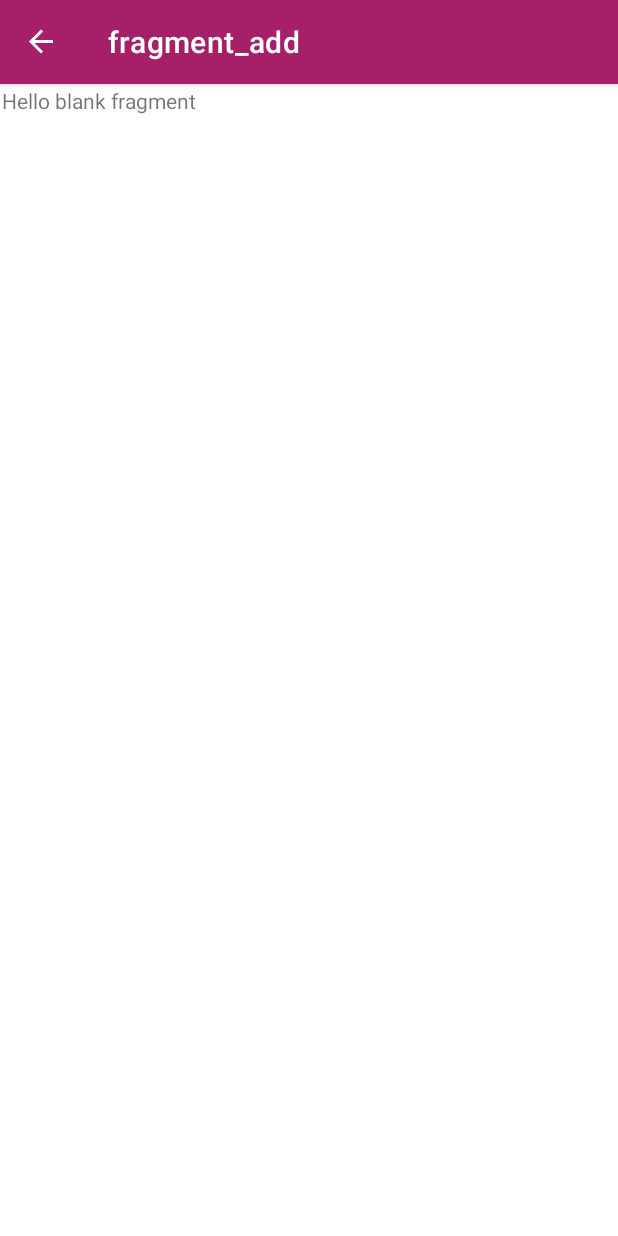
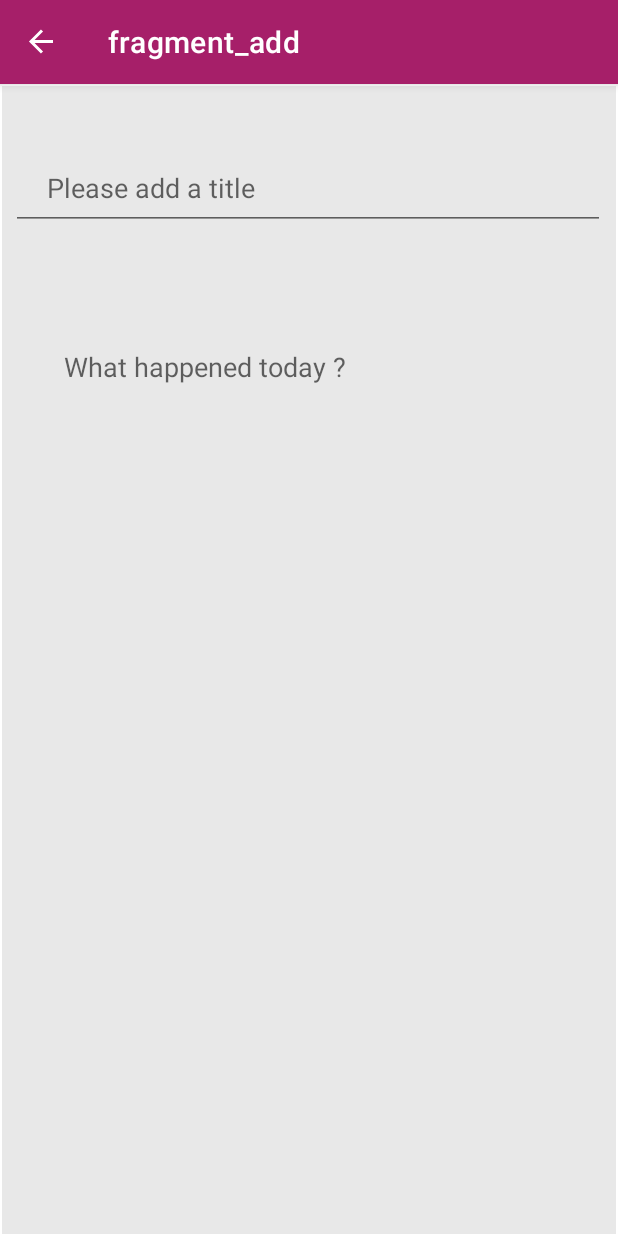
Before and after one commit to ozancanguz/DiaryApp, an Android app: the AddFragment screen opened through its navigation route, on a phone screen of 412 x 824 dp. Run offline under Robolectric (Android 15) with nearby library versions, the phone set to English and light mode, and no system bars; our stand-ins replace navigation-ui.

Commit message:
-add fragment designed

```diff
--- a/app/src/main/java/com/ozancanguz/diaryapp/ui/fragments/add/AddFragment.kt
+++ b/app/src/main/java/com/ozancanguz/diaryapp/ui/fragments/add/AddFragment.kt
@@ -5,8 +5,10 @@ import androidx.fragment.app.Fragment
 import android.view.LayoutInflater
 import android.view.View
 import android.view.ViewGroup
+import androidx.navigation.fragment.findNavController
 import com.ozancanguz.diaryapp.R
 import com.ozancanguz.diaryapp.databinding.FragmentAddBinding
+import kotlinx.android.synthetic.main.fragment_list.*
 
 
 class AddFragment : Fragment() {
@@ -23,6 +25,7 @@ class AddFragment : Fragment() {
         val view = binding.root
 
 
+
         return view
     }
 
--- a/app/src/main/java/com/ozancanguz/diaryapp/ui/fragments/list/ListFragment.kt
+++ b/app/src/main/java/com/ozancanguz/diaryapp/ui/fragments/list/ListFragment.kt
@@ -8,6 +8,7 @@ import android.view.ViewGroup
 import androidx.navigation.fragment.findNavController
 import com.ozancanguz.diaryapp.R
 import com.ozancanguz.diaryapp.databinding.FragmentListBinding
+import kotlinx.android.synthetic.main.fragment_list.*
 
 
 class ListFragment : Fragment() {
@@ -23,7 +24,9 @@ class ListFragment : Fragment() {
          _binding = FragmentListBinding.inflate(inflater, container, false)
         val view = binding.root
 
-
+      binding.floatingActionButton.setOnClickListener {
+          findNavController().navigate(R.id.action_listFragment_to_addFragment)
+      }
         return view
     }
 
--- a/app/src/main/res/layout/fragment_add.xml
+++ b/app/src/main/res/layout/fragment_add.xml
@@ -1,14 +1,44 @@
 <?xml version="1.0" encoding="utf-8"?>
-<FrameLayout xmlns:android="http://schemas.android.com/apk/res/android"
+<androidx.constraintlayout.widget.ConstraintLayout xmlns:android="http://schemas.android.com/apk/res/android"
+    xmlns:app="http://schemas.android.com/apk/res-auto"
     xmlns:tools="http://schemas.android.com/tools"
     android:layout_width="match_parent"
     android:layout_height="match_parent"
+    android:background="@color/lightMediumGray"
     tools:context=".ui.fragments.add.AddFragment">
 
-    <!-- TODO: Update blank fragment layout -->
-    <TextView
-        android:layout_width="match_parent"
-        android:layout_height="match_parent"
-        android:text="@string/hello_blank_fragment" />
+    <EditText
+        android:id="@+id/title_et"
+        android:layout_width="396dp"
+        android:layout_height="56dp"
+        android:layout_marginTop="40dp"
+        android:ems="10"
+        android:hint="Please add a title"
+        android:inputType="textPersonName"
+        android:paddingStart="24dp"
+        android:paddingEnd="24dp"
+        app:layout_constraintEnd_toEndOf="parent"
+        app:layout_constraintHorizontal_bias="0.466"
+        app:layout_constraintStart_toStartOf="parent"
+        app:layout_constraintTop_toTopOf="parent" />
 
-</FrameLayout>
+    <EditText
+
+        android:id="@+id/description_et"
+        android:layout_width="375dp"
+        android:layout_height="442dp"
+        android:background="@android:color/transparent"
+        android:ems="10"
+        android:gravity="top|start"
+        android:hint="What happened today ?"
+        android:inputType="textMultiLine"
+        android:paddingStart="24dp"
+        android:paddingTop="16dp"
+        android:paddingEnd="24dp"
+        app:layout_constraintBottom_toBottomOf="parent"
+        app:layout_constraintEnd_toEndOf="parent"
+        app:layout_constraintStart_toStartOf="parent"
+        app:layout_constraintTop_toBottomOf="@+id/title_et"
+        app:layout_constraintVertical_bias="0.276" />
+
+</androidx.constraintlayout.widget.ConstraintLayout>
--- a/app/src/main/res/values/colors.xml
+++ b/app/src/main/res/values/colors.xml
@@ -10,6 +10,18 @@
     <color name="purple">#A61F69</color>
     <color name="darkpurple">#400E32</color>
     <color name="yellow">#FCE22A</color>
+    <color name="customColor">#86C30F</color>
+    <color name="colorPrimary">#6200EA</color>
+    <color name="colorPrimaryDark">#5502C8</color>
+    <color name="colorAccent">#9D46FF</color>
+    <color name="lightGray">#F9F9F9</color>
+    <color name="mediumGray">#D1D1D1</color>
+    <color name="lightMediumGray">#80D1D1D1</color>
+    <color name="darkGray">#4B4B4B</color>
+    <color name="dark">#313C44</color>
+    <color name="darker">#151B20</color>
+    <color name="red">#FF4646</color>
+    <color name="green">#00C980</color>
 
 
 </resources>
```
